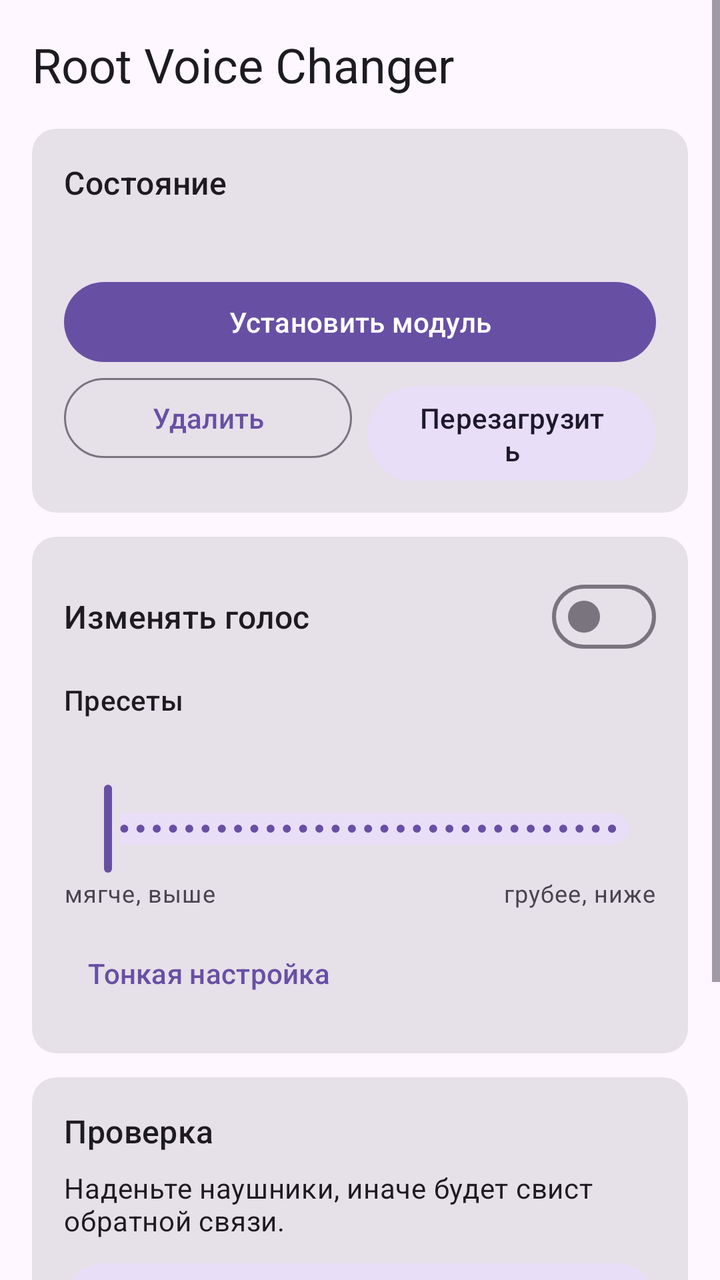
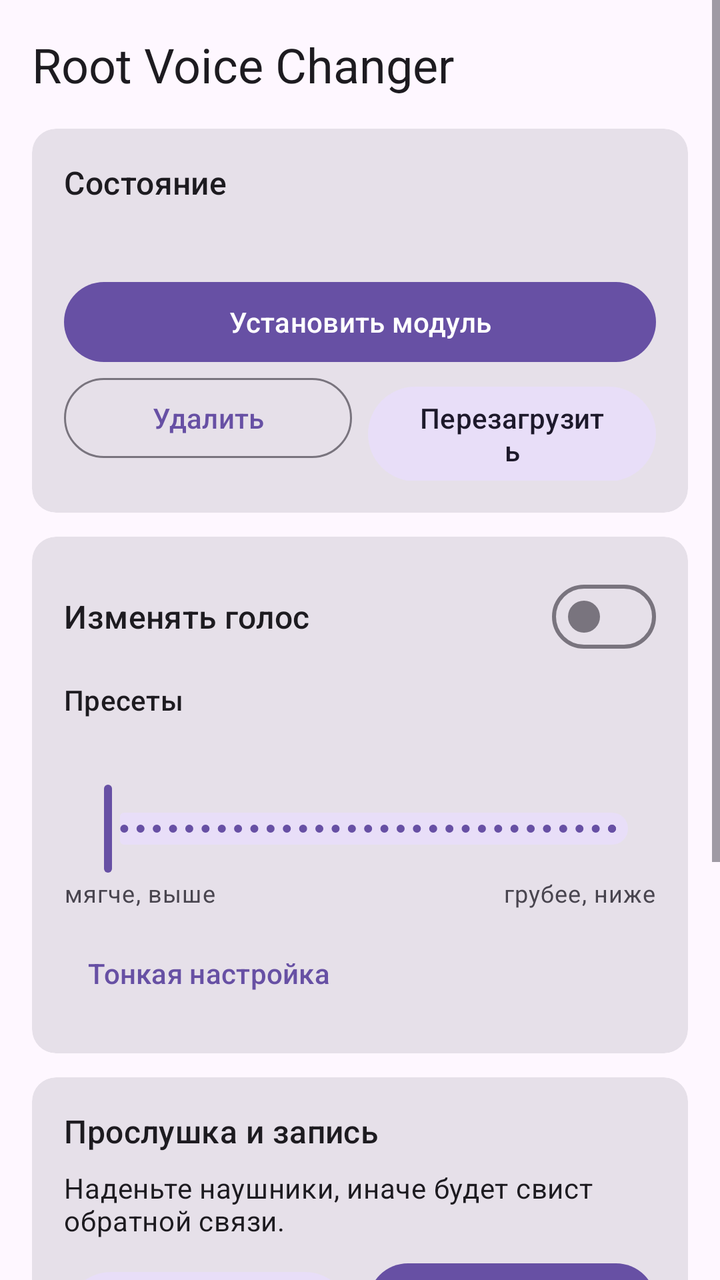

The first picture is an Android layout as it rendered before a commit; the second is the same layout after the commit. The layout source and the unified diff follow.
<!-- AndroidManifest.xml: application theme Theme.RootVoice -->
<!-- res/layout/activity_main.xml -->
<?xml version="1.0" encoding="utf-8"?>
<ScrollView xmlns:android="http://schemas.android.com/apk/res/android"
    xmlns:app="http://schemas.android.com/apk/res-auto"
    android:id="@+id/root"
    android:layout_width="match_parent"
    android:layout_height="match_parent"
    android:fillViewport="true">

    <LinearLayout
        android:layout_width="match_parent"
        android:layout_height="wrap_content"
        android:orientation="vertical"
        android:padding="16dp">

        <TextView
            android:layout_width="wrap_content"
            android:layout_height="wrap_content"
            android:layout_marginBottom="16dp"
            android:text="@string/app_name"
            android:textAppearance="?attr/textAppearanceHeadlineSmall" />

        
        <com.google.android.material.card.MaterialCardView style="@style/Card">
            <LinearLayout
                android:layout_width="match_parent"
                android:layout_height="wrap_content"
                android:orientation="vertical">

                <TextView style="@style/CardTitle" android:text="@string/status_title" />

                <TextView
                    android:id="@+id/status"
                    android:layout_width="match_parent"
                    android:layout_height="wrap_content"
                    android:lineSpacingExtra="4dp"
                    android:textAppearance="?attr/textAppearanceBodyMedium" />

                <com.google.android.material.progressindicator.LinearProgressIndicator
                    android:id="@+id/progress"
                    android:layout_width="match_parent"
                    android:layout_height="wrap_content"
                    android:layout_marginTop="8dp"
                    android:indeterminate="true"
                    android:visibility="gone" />

                <com.google.android.material.button.MaterialButton
                    android:id="@+id/btnInstall"
                    android:layout_width="match_parent"
                    android:layout_height="wrap_content"
                    android:layout_marginTop="8dp"
                    android:text="@string/install" />

                <LinearLayout
                    android:layout_width="match_parent"
                    android:layout_height="wrap_content"
                    android:orientation="horizontal">

                    <com.google.android.material.button.MaterialButton
                        android:id="@+id/btnRemove"
                        style="@style/Widget.Material3.Button.OutlinedButton"
                        android:layout_width="0dp"
                        android:layout_height="wrap_content"
                        android:layout_marginEnd="8dp"
                        android:layout_weight="1"
                        android:text="@string/remove" />

                    <com.google.android.material.button.MaterialButton
                        android:id="@+id/btnReboot"
                        style="@style/Widget.Material3.Button.TonalButton"
                        android:layout_width="0dp"
                        android:layout_height="wrap_content"
                        android:layout_weight="1"
                        android:text="@string/reboot" />
                </LinearLayout>
            </LinearLayout>
        </com.google.android.material.card.MaterialCardView>

        
        <com.google.android.material.card.MaterialCardView style="@style/Card">
            <LinearLayout
                android:layout_width="match_parent"
                android:layout_height="wrap_content"
                android:orientation="vertical">

                <com.google.android.material.materialswitch.MaterialSwitch
                    android:id="@+id/swEnabled"
                    android:layout_width="match_parent"
                    android:layout_height="wrap_content"
                    android:text="@string/enabled"
                    android:textAppearance="?attr/textAppearanceTitleMedium" />

                <TextView style="@style/Label" android:text="@string/presets" />

                <HorizontalScrollView
                    android:layout_width="match_parent"
                    android:layout_height="wrap_content"
                    android:scrollbars="none">

                    <com.google.android.material.chip.ChipGroup
                        android:id="@+id/presets"
                        android:layout_width="wrap_content"
                        android:layout_height="wrap_content"
                        app:singleLine="true"
                        app:singleSelection="true" />
                </HorizontalScrollView>

                <TextView android:id="@+id/lblRough" style="@style/Label" android:layout_marginTop="12dp" />

                <com.google.android.material.slider.Slider
                    android:id="@+id/sRough"
                    android:layout_width="match_parent"
                    android:layout_height="wrap_content"
                    android:stepSize="1"
                    android:valueFrom="-100"
                    android:valueTo="100" />

                <LinearLayout
                    android:layout_width="match_parent"
                    android:layout_height="wrap_content"
                    android:orientation="horizontal">

                    <TextView
                        android:layout_width="0dp"
                        android:layout_height="wrap_content"
                        android:layout_weight="1"
                        android:text="@string/softer"
                        android:textAppearance="?attr/textAppearanceBodySmall" />

                    <TextView
                        android:layout_width="wrap_content"
                        android:layout_height="wrap_content"
                        android:text="@string/rougher"
                        android:textAppearance="?attr/textAppearanceBodySmall" />
                </LinearLayout>

                <com.google.android.material.button.MaterialButton
                    android:id="@+id/btnAdvanced"
                    style="@style/Widget.Material3.Button.TextButton"
                    android:layout_width="wrap_content"
                    android:layout_height="wrap_content"
                    android:layout_marginTop="8dp"
                    android:text="@string/advanced" />

                <LinearLayout
                    android:id="@+id/advanced"
                    android:layout_width="match_parent"
                    android:layout_height="wrap_content"
                    android:orientation="vertical"
                    android:visibility="gone">

                    <TextView android:id="@+id/lblPitch" style="@style/Label" />
                    <com.google.android.material.slider.Slider
                        android:id="@+id/sPitch"
                        android:layout_width="match_parent"
                        android:layout_height="wrap_content"
                        android:stepSize="0.5"
                        android:valueFrom="-12"
                        android:valueTo="12" />

                    <TextView android:id="@+id/lblRobot" style="@style/Label" />
                    <com.google.android.material.slider.Slider
                        android:id="@+id/sRobot"
                        android:layout_width="match_parent"
                        android:layout_height="wrap_content"
                        android:stepSize="1"
                        android:valueFrom="0"
                        android:valueTo="100" />

                    <TextView android:id="@+id/lblEcho" style="@style/Label" />
                    <com.google.android.material.slider.Slider
                        android:id="@+id/sEcho"
                        android:layout_width="match_parent"
                        android:layout_height="wrap_content"
                        android:stepSize="1"
                        android:valueFrom="0"
                        android:valueTo="100" />

                    <TextView android:id="@+id/lblGain" style="@style/Label" />
                    <com.google.android.material.slider.Slider
                        android:id="@+id/sGain"
                        android:layout_width="match_parent"
                        android:layout_height="wrap_content"
                        android:stepSize="1"
                        android:valueFrom="-12"
                        android:valueTo="12" />

                    <com.google.android.material.materialswitch.MaterialSwitch
                        android:id="@+id/swRadio"
                        android:layout_width="match_parent"
                        android:layout_height="wrap_content"
                        android:layout_marginTop="8dp"
                        android:text="@string/radio" />
                </LinearLayout>
            </LinearLayout>
        </com.google.android.material.card.MaterialCardView>

        
        <com.google.android.material.card.MaterialCardView style="@style/Card">
            <LinearLayout
                android:layout_width="match_parent"
                android:layout_height="wrap_content"
                android:orientation="vertical">

                <TextView style="@style/CardTitle" android:text="@string/test_title" />

                <TextView
                    android:id="@+id/previewInfo"
                    android:layout_width="match_parent"
                    android:layout_height="wrap_content"
                    android:text="@string/headphones"
                    android:textAppearance="?attr/textAppearanceBodyMedium" />

                <com.google.android.material.button.MaterialButton
                    android:id="@+id/btnListen"
                    style="@style/Widget.Material3.Button.TonalButton"
                    android:layout_width="match_parent"
                    android:layout_height="wrap_content"
                    android:layout_marginTop="8dp"
                    android:text="@string/listen" />
            </LinearLayout>
        </com.google.android.material.card.MaterialCardView>

        <TextView
            android:layout_width="match_parent"
            android:layout_height="wrap_content"
            android:layout_marginTop="4dp"
            android:text="@string/about"
            android:textAppearance="?attr/textAppearanceBodySmall" />

        <TextView
            android:id="@+id/version"
            android:layout_width="match_parent"
            android:layout_height="wrap_content"
            android:layout_marginTop="8dp"
            android:textAppearance="?attr/textAppearanceBodySmall" />
    </LinearLayout>
</ScrollView>
<!-- resources referenced by this layout -->
<resources>
  <string name="about">Модуль добавляет в систему аудиоэффект для микрофона: голос меняется в звонках мессенджеров, Discord, диктофоне и других приложениях. Параметры применяются на лету, перезагрузка нужна только после установки модуля. Нужен Magisk, KernelSU или APatch.</string>
  <string name="advanced">Тонкая настройка</string>
  <string name="app_name">Root Voice Changer</string>
  <string name="enabled">Изменять голос</string>
  <string name="headphones">Наденьте наушники, иначе будет свист обратной связи.</string>
  <string name="install">Установить модуль</string>
  <string name="listen">Слушать себя</string>
  <string name="presets">Пресеты</string>
  <string name="radio">Рация</string>
  <string name="reboot">Перезагрузить</string>
  <string name="remove">Удалить</string>
  <string name="rougher">грубее, ниже</string>
  <string name="softer">мягче, выше</string>
  <string name="status_title">Состояние</string>
  <string name="test_title">Проверка</string>
  <style name="Card" parent="Widget.Material3.CardView.Filled">
          <item name="android:layout_width">match_parent</item>
          <item name="android:layout_height">wrap_content</item>
          <item name="android:layout_marginBottom">12dp</item>
          <item name="contentPadding">16dp</item>
      </style>
  <style name="CardTitle">
          <item name="android:layout_width">wrap_content</item>
          <item name="android:layout_height">wrap_content</item>
          <item name="android:textAppearance">?attr/textAppearanceTitleMedium</item>
          <item name="android:layout_marginBottom">8dp</item>
      </style>
  <style name="Label">
          <item name="android:layout_width">match_parent</item>
          <item name="android:layout_height">wrap_content</item>
          <item name="android:layout_marginTop">8dp</item>
          <item name="android:textAppearance">?attr/textAppearanceLabelLarge</item>
      </style>
  <style name="Theme.RootVoice" parent="Theme.Material3.DayNight.NoActionBar">
          <item name="colorPrimary">@color/seed</item>
      </style>
  <color name="seed">#6750A4</color>
</resources>

<!-- the commit's change to res/layout/activity_main.xml (unified diff, before → after) -->
@@ -210,13 +210,54 @@
                     android:text="@string/headphones"
                     android:textAppearance="?attr/textAppearanceBodyMedium" />
 
-                <com.google.android.material.button.MaterialButton
-                    android:id="@+id/btnListen"
-                    style="@style/Widget.Material3.Button.TonalButton"
-                    android:layout_width="match_parent"
-                    android:layout_height="wrap_content"
-                    android:layout_marginTop="8dp"
-                    android:text="@string/listen" />
+                <LinearLayout
+                    android:layout_width="match_parent"
+                    android:layout_height="wrap_content"
+                    android:layout_marginTop="8dp"
+                    android:orientation="horizontal">
+
+                    <com.google.android.material.button.MaterialButton
+                        android:id="@+id/btnListen"
+                        style="@style/Widget.Material3.Button.TonalButton"
+                        android:layout_width="0dp"
+                        android:layout_height="wrap_content"
+                        android:layout_marginEnd="8dp"
+                        android:layout_weight="1"
+                        android:text="@string/listen"
+                        app:icon="@drawable/ic_headphones" />
+
+                    <com.google.android.material.button.MaterialButton
+                        android:id="@+id/btnRecord"
+                        android:layout_width="0dp"
+                        android:layout_height="wrap_content"
+                        android:layout_weight="1"
+                        android:text="@string/record"
+                        app:icon="@drawable/ic_mic" />
+                </LinearLayout>
+            </LinearLayout>
+        </com.google.android.material.card.MaterialCardView>
+
+        
+        <com.google.android.material.card.MaterialCardView style="@style/Card">
+            <LinearLayout
+                android:layout_width="match_parent"
+                android:layout_height="wrap_content"
+                android:orientation="vertical">
+
+                <TextView style="@style/CardTitle" android:text="@string/recordings" />
+
+                <TextView
+                    android:id="@+id/recordingsEmpty"
+                    android:layout_width="match_parent"
+                    android:layout_height="wrap_content"
+                    android:text="@string/no_recordings"
+                    android:textAppearance="?attr/textAppearanceBodyMedium" />
+
+                <LinearLayout
+                    android:id="@+id/recordings"
+                    android:layout_width="match_parent"
+                    android:layout_height="wrap_content"
+                    android:orientation="vertical" />
             </LinearLayout>
         </com.google.android.material.card.MaterialCardView>
 
<!-- resource entries referenced after the edit -->
@@ -1,5 +1,17 @@
 <!-- resources referenced by this layout -->
 <resources>
+  <!-- drawable ic_headphones (drawable) -->
+  <vector xmlns:android="http://schemas.android.com/apk/res/android"
+      android:width="24dp" android:height="24dp" android:viewportWidth="24" android:viewportHeight="24"
+      android:tint="?attr/colorControlNormal">
+      <path android:fillColor="@android:color/white" android:pathData="M12,1c-4.97,0 -9,4.03 -9,9v7c0,1.66 1.34,3 3,3h3v-8H5v-2c0,-3.87 3.13,-7 7,-7s7,3.13 7,7v2h-4v8h3c1.66,0 3,-1.34 3,-3v-7c0,-4.97 -4.03,-9 -9,-9z"/>
+  </vector>
+  <!-- drawable ic_mic (drawable) -->
+  <vector xmlns:android="http://schemas.android.com/apk/res/android"
+      android:width="24dp" android:height="24dp" android:viewportWidth="24" android:viewportHeight="24"
+      android:tint="?attr/colorControlNormal">
+      <path android:fillColor="@android:color/white" android:pathData="M12,14c1.66,0 3,-1.34 3,-3V5c0,-1.66 -1.34,-3 -3,-3S9,3.34 9,5v6c0,1.66 1.34,3 3,3zM17,11c0,2.76 -2.24,5 -5,5s-5,-2.24 -5,-5H5c0,3.53 2.61,6.43 6,6.92V21h2v-3.08c3.39,-0.49 6,-3.39 6,-6.92h-2z"/>
+  </vector>
   <string name="about">Модуль добавляет в систему аудиоэффект для микрофона: голос меняется в звонках мессенджеров, Discord, диктофоне и других приложениях. Параметры применяются на лету, перезагрузка нужна только после установки модуля. Нужен Magisk, KernelSU или APatch.</string>
   <string name="advanced">Тонкая настройка</string>
   <string name="app_name">Root Voice Changer</string>
@@ -7,14 +19,17 @@
   <string name="headphones">Наденьте наушники, иначе будет свист обратной связи.</string>
   <string name="install">Установить модуль</string>
   <string name="listen">Слушать себя</string>
+  <string name="no_recordings">Записей пока нет. Нажмите «Записать» — голос сохранится с эффектом.</string>
   <string name="presets">Пресеты</string>
   <string name="radio">Рация</string>
   <string name="reboot">Перезагрузить</string>
+  <string name="record">Записать</string>
+  <string name="recordings">Записи</string>
   <string name="remove">Удалить</string>
   <string name="rougher">грубее, ниже</string>
   <string name="softer">мягче, выше</string>
   <string name="status_title">Состояние</string>
-  <string name="test_title">Проверка</string>
+  <string name="test_title">Прослушка и запись</string>
   <style name="Card" parent="Widget.Material3.CardView.Filled">
           <item name="android:layout_width">match_parent</item>
           <item name="android:layout_height">wrap_content</item>
